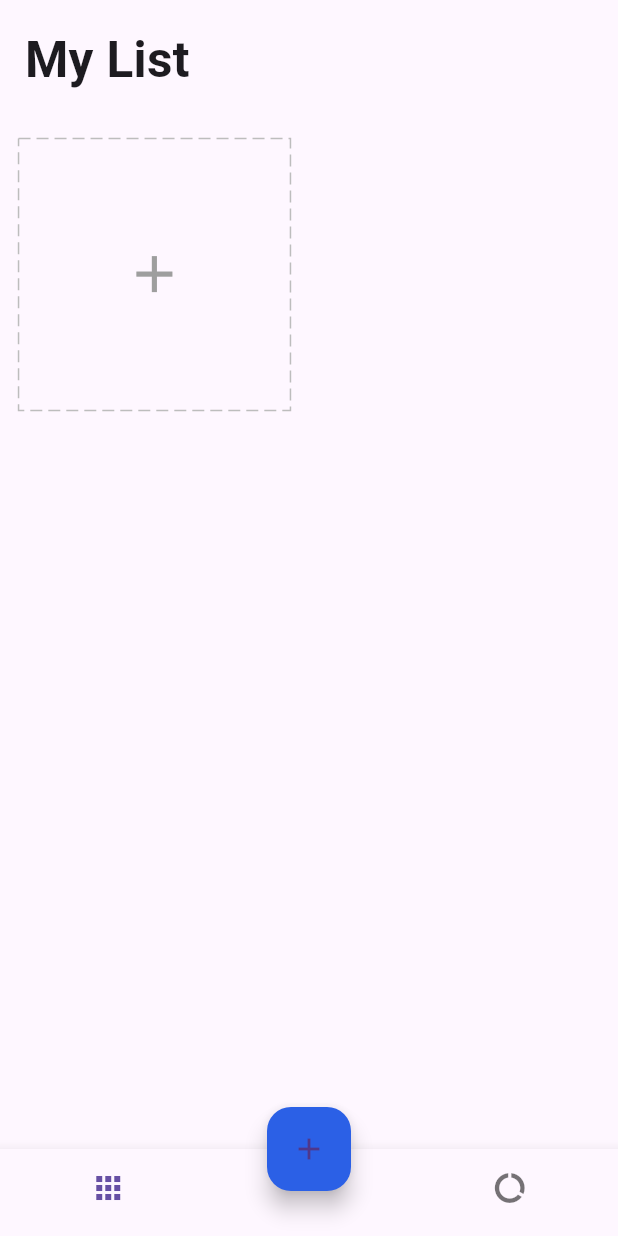
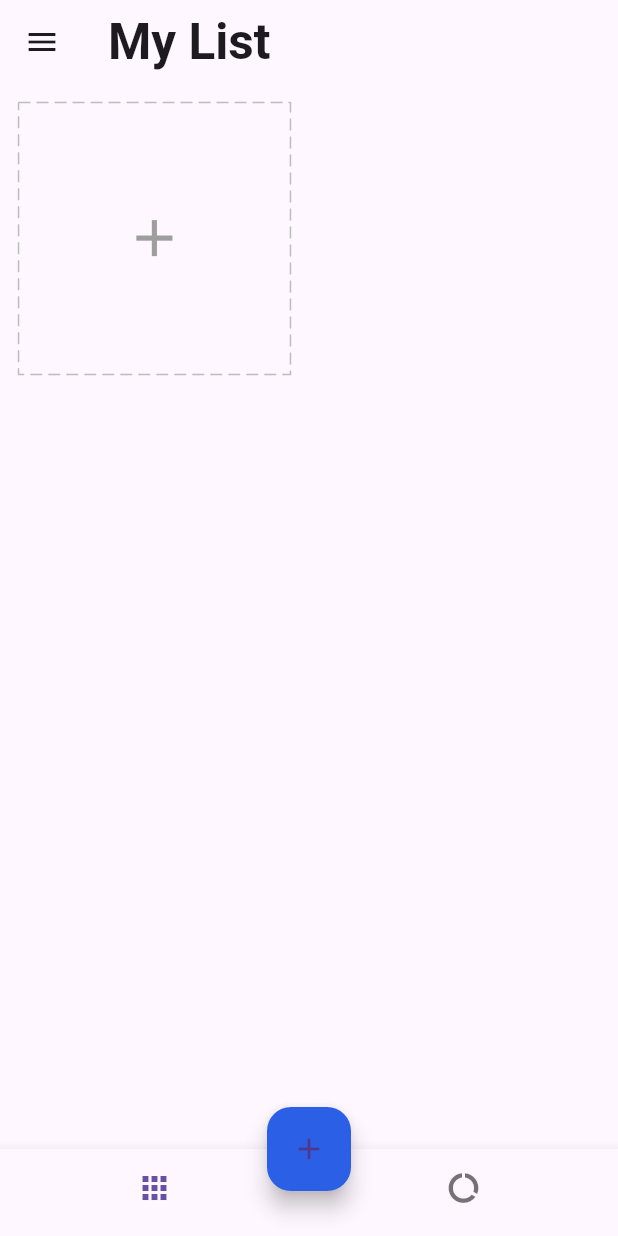
Before and after one commit to EmanuelJrc/getx_todo_list, a Flutter app: the screen it shows after launch, on a phone screen of 412 x 824 dp. Run offline on Flutter 3.47's test engine with Material 3 defaults, Android fonts, the phone set to English and light mode, and no system bars; drawn by our look-alikes of dotted_border, flutter_easyloading; our stand-ins replace equatable, get, get_storage, shared_preferences, step_progress_indicator.

```diff
--- a/lib/app/modules/detail/view.dart
+++ b/lib/app/modules/detail/view.dart
@@ -16,7 +16,7 @@ class DetailPage extends StatelessWidget {
     var task = homeCtrl.task.value!;
     var color = HexColor.fromHex(task.color);
     return PopScope(
-      canPop: false,
+      canPop: true,
       child: Scaffold(
         // backgroundColor:
         // Colors.black87, // Background color for entering a task thing box
--- a/lib/app/modules/home/view.dart
+++ b/lib/app/modules/home/view.dart
@@ -3,56 +3,35 @@ import 'package:flutter_easyloading/flutter_easyloading.dart';
 import 'package:get/get.dart';
 import 'package:getx_todo_list/app/core/values/colors.dart';
 import 'package:getx_todo_list/app/data/models/task.dart';
-import 'package:getx_todo_list/app/modules/Sidebar/custom_list.dart';
 import 'package:getx_todo_list/app/modules/Sidebar/language.dart';
 import 'package:getx_todo_list/app/modules/Sidebar/settings.dart';
+import 'package:getx_todo_list/app/modules/home/app_drawer.dart';
 import 'package:getx_todo_list/app/modules/home/controller.dart';
 import 'package:getx_todo_list/app/core/utils/extensions.dart';
 import 'package:getx_todo_list/app/modules/home/widgets/add_card.dart';
 import 'package:getx_todo_list/app/modules/home/widgets/add_dialog.dart';
 import 'package:getx_todo_list/app/modules/home/widgets/task_card.dart';
 import 'package:getx_todo_list/app/modules/report/view.dart';
-import 'package:getx_todo_list/theme/theme_service.dart';
 
 class HomePage extends GetView<HomeController> {
-  const HomePage({super.key});
+  final GlobalKey<ScaffoldState> _scaffoldKey = GlobalKey<ScaffoldState>();
+
+  HomePage({Key? key}) : super(key: key);
 
   @override
   Widget build(BuildContext context) {
     return Scaffold(
-      drawer: Drawer(
-        child: ListView(
-          children: <Widget>[
-            DrawerHeader(
-              decoration: const BoxDecoration(
-                  gradient: LinearGradient(
-                      colors: <Color>[Colors.deepOrange, Colors.orangeAccent])),
-              child: Padding(
-                padding: const EdgeInsets.all(8.0),
-                child: Image.asset(
-                  'assets/images/list.png',
-                  width: 20,
-                  height: 20,
-                ),
-              ),
-            ),
-            CustomListTile(
-                Icons.person, 'Profile'.tr, () => selectedItem(context, 0)),
-            CustomListTile(Icons.notifications, 'Notification'.tr,
-                () => selectedItem(context, 1)),
-            CustomListTile(
-              Icons.settings,
-              'Dark Mode'.tr,
-              () {
-                ThemeService().changeThemeMode();
-              },
-            ),
-            CustomListTile(
-                Icons.language, 'Language'.tr, () => selectedItem(context, 3)),
-          ],
+      key: _scaffoldKey, // Add the key to the scaffold
+      appBar: AppBar(
+        title: Text(
+          'My List'.tr,
+          style: TextStyle(
+            fontSize: 24.0.sp,
+            fontWeight: FontWeight.bold,
+          ),
         ),
       ),
-      // backgroundColor: Colors.black54, //Change the color of the main screen
+      drawer: AppDrawer(),
       body: Obx(
         () => IndexedStack(
           index: controller.tabIndex.value,
@@ -60,16 +39,6 @@ class HomePage extends GetView<HomeController> {
             SafeArea(
               child: ListView(
                 children: [
-                  Padding(
-                    padding: EdgeInsets.all(4.0.wp),
-                    child: Text(
-                      'My List'.tr,
-                      style: TextStyle(
-                        fontSize: 24.0.sp,
-                        fontWeight: FontWeight.bold,
-                      ),
-                    ),
-                  ),
                   Obx(
                     () => GridView.count(
                       crossAxisCount: 2,
@@ -129,27 +98,28 @@ class HomePage extends GetView<HomeController> {
         ),
         child: Obx(
           () => BottomNavigationBar(
-            onTap: (int index) => controller.changeTabIndex(index),
+            onTap: (int index) {
+              if (index == 1) {
+                Get.toNamed(
+                    '/report'); // Navigate to ReportPage using named route
+              } else {
+                controller.changeTabIndex(index);
+              }
+            },
             currentIndex: controller.tabIndex.value,
             showSelectedLabels: false,
             showUnselectedLabels: false,
             items: [
               BottomNavigationBarItem(
-                label: 'Home'.tr,
-                icon: Padding(
-                  padding: EdgeInsets.only(right: 15.0.wp),
-                  child: const Icon(
-                    Icons.apps,
-                  ),
+                label: 'My List'.tr,
+                icon: const Icon(
+                  Icons.apps,
                 ),
               ),
               BottomNavigationBarItem(
-                label: 'Report'.tr,
-                icon: Padding(
-                  padding: EdgeInsets.only(left: 15.0.wp),
-                  child: const Icon(
-                    Icons.data_usage,
-                  ),
+                label: 'My Report'.tr,
+                icon: const Icon(
+                  Icons.data_usage,
                 ),
               ),
             ],
@@ -158,8 +128,6 @@ class HomePage extends GetView<HomeController> {
       ),
     );
   }
-
-// Set what you want the buttons in the sidebar to do
 
   void selectedItem(BuildContext context, int index) {
     Navigator.of(context).pop();
--- a/lib/app/modules/home/widgets/add_dialog.dart
+++ b/lib/app/modules/home/widgets/add_dialog.dart
@@ -11,7 +11,7 @@ class AddDialog extends StatelessWidget {
   @override
   Widget build(BuildContext context) {
     return PopScope(
-      canPop: false,
+      canPop: true,
       child: Scaffold(
           body: Form(
         key: homeCtrl.formKey,
--- a/lib/main.dart
+++ b/lib/main.dart
@@ -6,19 +6,26 @@ import 'package:getx_todo_list/app/modules/home/view.dart';
 import 'package:get/get.dart';
 import 'package:get_storage/get_storage.dart';
 import 'package:flutter_easyloading/flutter_easyloading.dart';
+import 'package:getx_todo_list/app/modules/report/view.dart';
 import 'package:getx_todo_list/theme/theme_service.dart';
 import 'package:getx_todo_list/theme/themes.dart';
 
 void main() async {
-  await GetStorage.init();
+  WidgetsFlutterBinding.ensureInitialized();
   await Get.putAsync(() => StorageService().init());
+
+  final lang = GetStorage();
+  String? savedLanguage = lang.read('language');
+  if (savedLanguage != null) {
+    Get.updateLocale(Locale(savedLanguage.split('_')[0], savedLanguage.split('_')[1]));
+  }
+
   runApp(const MyApp());
 }
 
 class MyApp extends StatelessWidget {
-  const MyApp({super.key});
+  const MyApp({Key? key});
 
-  // This widget is the root of your application.
   @override
   Widget build(BuildContext context) {
     return GetMaterialApp(
@@ -26,13 +33,21 @@ class MyApp extends StatelessWidget {
       locale: Get.deviceLocale,
       fallbackLocale: Locale('en', 'US'),
       title: 'Todo List',
+      getPages: [
+        GetPage(name: '/', page: () => HomePage()),
+        GetPage(name: '/report', page: () => ReportPage()),
+      ],
       theme: Themes().lightTheme,
       darkTheme: Themes().darkTheme,
       themeMode: ThemeService().getThemeMode(),
-      home: const HomePage(),
+      home: HomePage(),
       debugShowCheckedModeBanner: false,
       initialBinding: HomeBinding(),
-      builder: EasyLoading.init(),
+      builder: (context, child) {
+        return FlutterEasyLoading( // Initialize the EasyLoading widget
+          child: child,
+        );
+      },
     );
   }
 }
--- a/pubspec.yaml
+++ b/pubspec.yaml
@@ -40,6 +40,7 @@ dependencies:
   dotted_border: ^2.1.0
   step_progress_indicator: ^1.0.2
   intl: ^0.19.0
+  shared_preferences: ^2.2.2
 
 dev_dependencies:
   flutter_test:
```
Also changed, not shown: lib/app/modules/Sidebar/language.dart (+6 -16 lines), lib/app/modules/detail/widgets/done_list.dart (+23 -11 lines), lib/app/modules/home/app_drawer.dart (added, +70 -0 lines), lib/app/modules/home/drawer_state.dart (added, +17 -0 lines), lib/app/modules/report/view.dart (+18 -13 lines), pubspec.lock, 2 other files.
